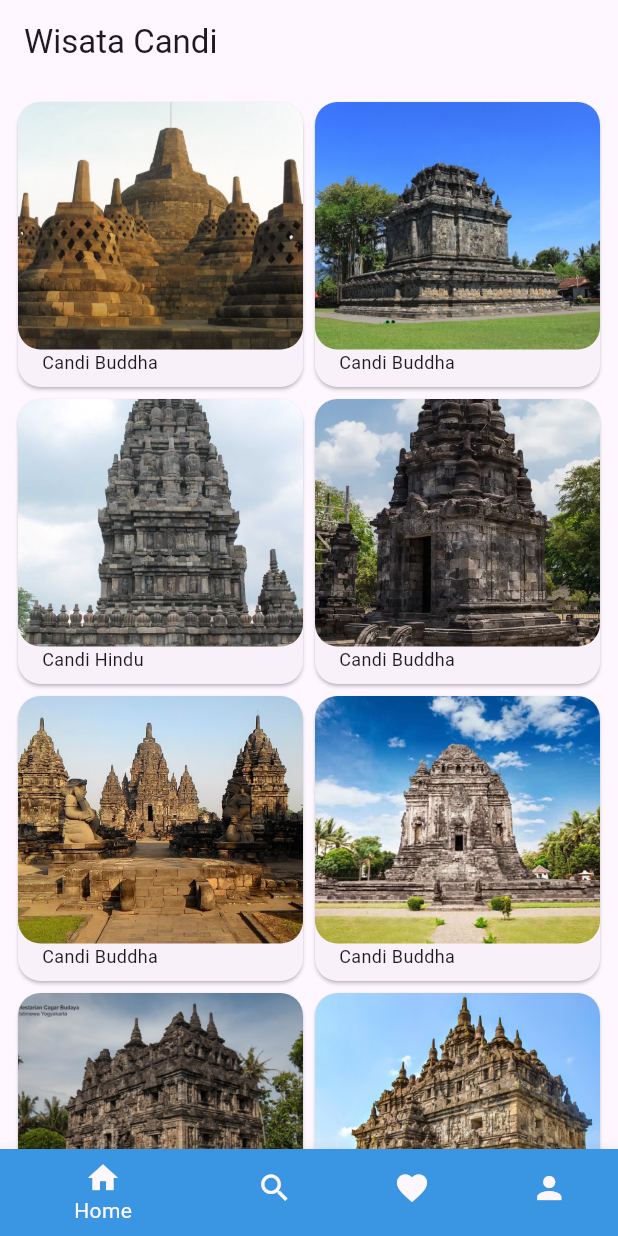
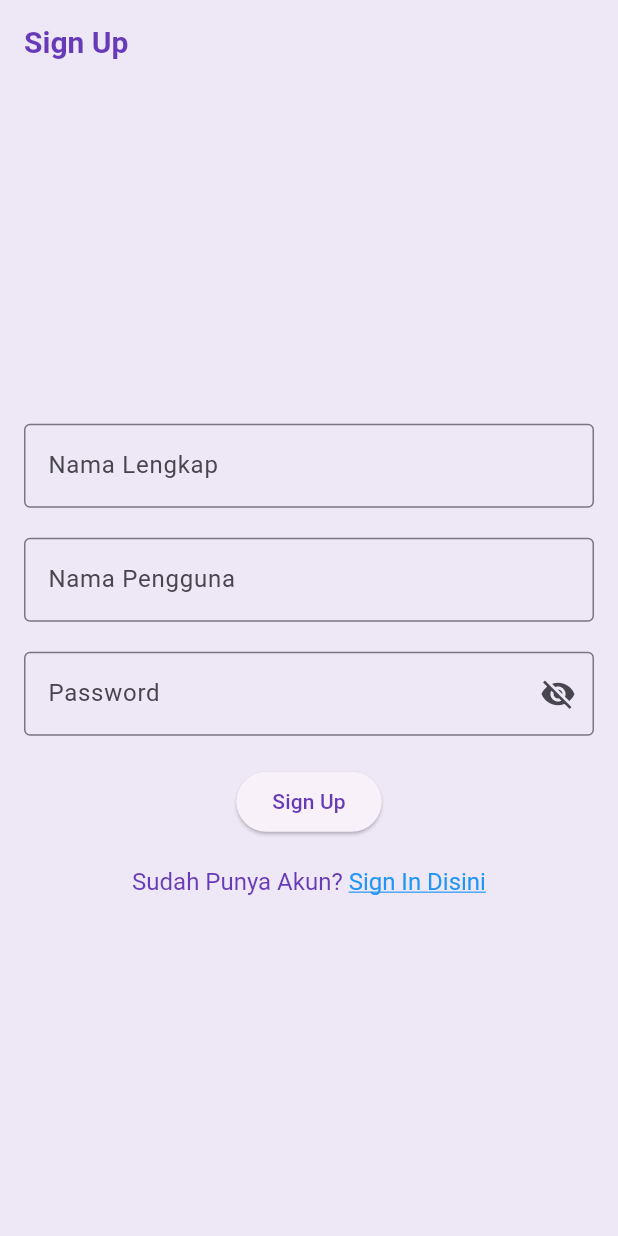
Before and after one commit to zakiBAEEE/Wisata-Candi, a Flutter app: the screen it shows after launch, on a phone screen of 412 x 824 dp. Run offline on Flutter 3.47's test engine with Material 2 defaults, Android fonts, the phone set to English and light mode, and no system bars.

Commit message:
22 nov 2023

```diff
--- a/lib/main.dart
+++ b/lib/main.dart
@@ -3,6 +3,8 @@ import 'package:wisata_candi/screens/favorite_screen.dart';
 import 'package:wisata_candi/screens/home_screen.dart';
 import 'package:wisata_candi/screens/profile_screen.dart';
 import 'package:wisata_candi/screens/search_screen.dart';
+import 'package:wisata_candi/screens/sign_in_screen.dart';
+import 'package:wisata_candi/screens/sign_up_screen.dart';
 
 void main() {
   runApp(const MyApp());
@@ -16,10 +18,20 @@ class MyApp extends StatelessWidget {
     return MaterialApp(
       title: 'Wisata Candi',
       theme: ThemeData(
-        colorScheme: ColorScheme.fromSeed(seedColor: Colors.deepPurple),
+        appBarTheme: const AppBarTheme(
+            iconTheme: IconThemeData(color: Colors.deepOrange),
+            titleTextStyle: TextStyle(
+                color: Colors.deepPurple,
+                fontSize: 20,
+                fontWeight: FontWeight.bold)),
+        colorScheme:
+            ColorScheme.fromSeed(seedColor: Colors.deepPurple).copyWith(
+          primary: Colors.deepPurple,
+          surface: Colors.deepPurple[50],
+        ),
         useMaterial3: true,
       ),
-      home: const MainScreen(),
+      home: SignUpScreen(),
     );
   }
 }
--- /dev/null
+++ b/lib/screens/sign_up_screen.dart
@@ -0,0 +1,150 @@
+import 'package:flutter/material.dart';
+import 'package:flutter/gestures.dart';
+
+class SignUpScreen extends StatefulWidget {
+  const SignUpScreen({super.key});
+
+  @override
+  State<SignUpScreen> createState() => _SignUpScreenState();
+}
+
+class _SignUpScreenState extends State<SignUpScreen> {
+  // TODO 1 : Deklarasikan Variabel
+  final TextEditingController _userNameController = TextEditingController();
+  final TextEditingController _passwordController = TextEditingController();
+  final TextEditingController _namaLengkapController = TextEditingController();
+
+  String _errorText = "";
+
+  bool _textSignedIn = false;
+
+  bool _obscurePassword = true;
+
+// Membuat Method _signUp
+  void _signUp() {
+    String name = _namaLengkapController.text.trim();
+    String userName = _userNameController.text.trim();
+    String password = _passwordController.text.trim();
+
+    if (password.length < 8 || !password.contains(RegExp(r'[A-Z]'))) {
+      setState(() {
+        _errorText = "Kriteria Password Tidak Terpenuhi";
+      });
+    } else {
+      setState(() {
+        _errorText = "";
+        print('Sign Up Berhasil');
+        print('Nama $name');
+        print('Nama Pengguna : $userName');
+        print('Password : $password');
+      });
+    }
+  }
+
+  // Membuat Method Dispose
+  @override
+  void dispose() {
+    super.dispose();
+  }
+
+  @override
+  Widget build(BuildContext context) {
+    return Scaffold(
+      // TODO 2 : Pasang Appbar
+      appBar: AppBar(
+        title: Text("Sign Up"),
+      ),
+      // TODO 3 : Pasang Body
+      body: Center(
+        child: SingleChildScrollView(
+          child: Padding(
+            padding: const EdgeInsets.all(16.0),
+            child: Form(
+                child: Column(
+              // TODO 4 : Atur mainAxisAlignment dan crossAxisAlignment
+              mainAxisAlignment: MainAxisAlignment.center,
+              crossAxisAlignment: CrossAxisAlignment.center,
+              children: [
+                // TODO 5 : Pasang TextFormField Nama Lengkap Pengguna
+                TextFormField(
+                  controller: _namaLengkapController,
+                  decoration: const InputDecoration(
+                    labelText: "Nama Lengkap",
+                    border: OutlineInputBorder(),
+                  ),
+                ),
+                // TODO 6 : Pasang TextFormField Kata Sandi
+                const SizedBox(
+                  height: 20,
+                ),
+                // TODO 6 : Pasang TextFormField Nama Pengguna
+                TextFormField(
+                  controller: _userNameController,
+                  decoration: const InputDecoration(
+                    labelText: "Nama Pengguna",
+                    border: OutlineInputBorder(),
+                  ),
+                ),
+                // TODO 7 : Pasang TextFormField Kata Sandi
+                const SizedBox(
+                  height: 20,
+                ),
+                TextFormField(
+                  controller: _passwordController,
+                  decoration: InputDecoration(
+                      labelText: "Password",
+                      errorText: _errorText.isNotEmpty ? _errorText : null,
+                      border: OutlineInputBorder(),
+                      suffixIcon: IconButton(
+                        onPressed: () {
+                          setState(() {
+                            _obscurePassword = !_obscurePassword;
+                          });
+                        },
+                        icon: Icon(_obscurePassword
+                            ? Icons.visibility_off
+                            : Icons.visibility),
+                      )),
+                  obscureText: _obscurePassword,
+                ),
+                const SizedBox(
+                  height: 20,
+                ),
+                // TODO 8 : Pasang ElevatedButton Sign In
+                ElevatedButton(
+                  onPressed: () {},
+                  child: Text("Sign Up"),
+                ),
+                const SizedBox(
+                  height: 20,
+                ),
+                // TODO 9 : Pasang TextButton Sign Up
+
+                // TextButton(
+                //   onPressed: (){},
+                //   child: Text("Belum Punya Akun?, Daftar Disini!!")
+                //   )
+
+                RichText(
+                    text: TextSpan(
+                        text: "Sudah Punya Akun? ",
+                        style:
+                            TextStyle(fontSize: 16, color: Colors.deepPurple),
+                        children: <TextSpan>[
+                      TextSpan(
+                        text: "Sign In Disini",
+                        style: const TextStyle(
+                            color: Colors.blue,
+                            decoration: TextDecoration.underline,
+                            fontSize: 16),
+                        recognizer: TapGestureRecognizer()..onTap = () {},
+                      )
+                    ]))
+              ],
+            )),
+          ),
+        ),
+      ),
+    );
+  }
+}
```
Also changed, not shown: lib/screens/sign_in_screen.dart (added, +111 -0 lines).
